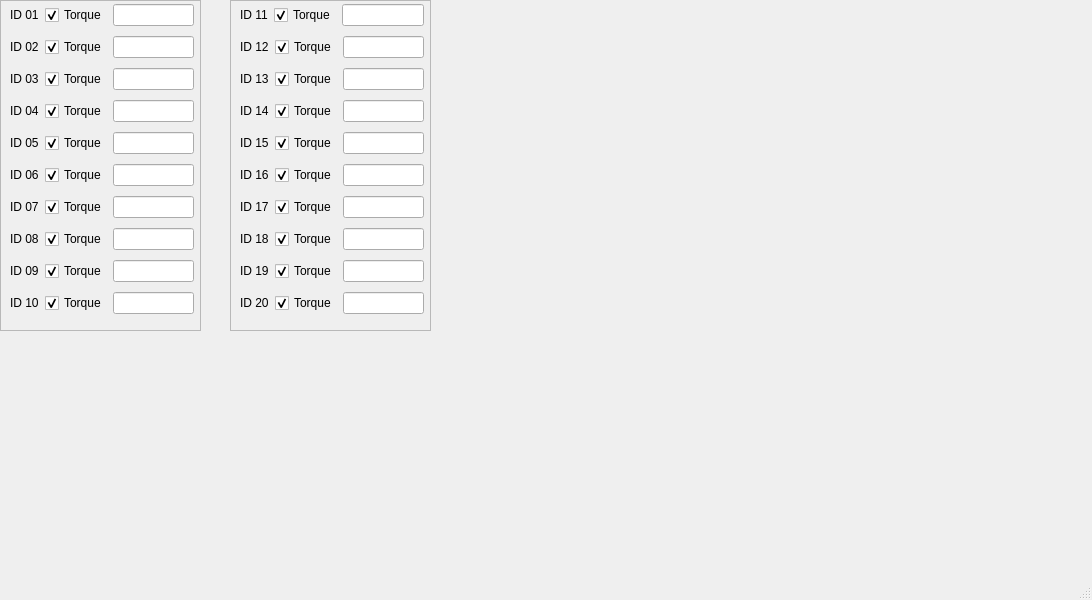
Qt form src/gui/src/main_window.ui (RoboFEI/RoboFEI-HT_2023_SOFTWARE) before a commit.
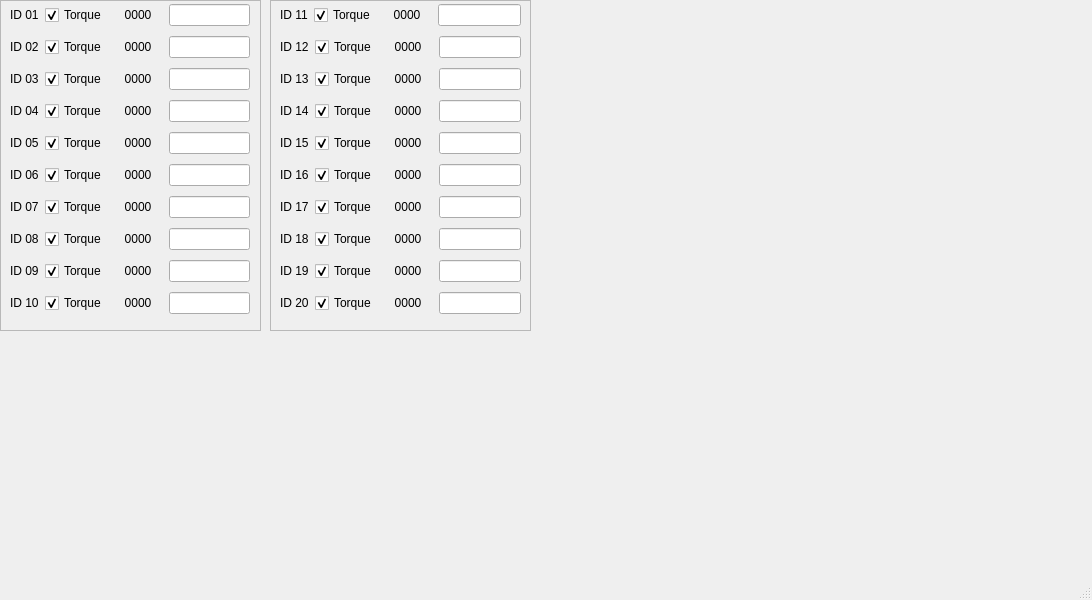
The same form after that commit.

Commit message: robot gui getting motors position

The edit to the form file:
```diff
--- a/src/gui/src/main_window.ui
+++ b/src/gui/src/main_window.ui
@@ -14,332 +14,12 @@
    <string>MainWindow</string>
   </property>
   <widget class="QWidget" name="centralwidget">
-   <widget class="QFrame" name="frame">
-    <property name="geometry">
-     <rect>
-      <x>0</x>
-      <y>0</y>
-      <width>201</width>
-      <height>331</height>
-     </rect>
-    </property>
-    <property name="frameShape">
-     <enum>QFrame::StyledPanel</enum>
-    </property>
-    <property name="frameShadow">
-     <enum>QFrame::Raised</enum>
-    </property>
-    <widget class="QWidget" name="verticalLayoutWidget">
-     <property name="geometry">
-      <rect>
-       <x>10</x>
-       <y>0</y>
-       <width>184</width>
-       <height>326</height>
-      </rect>
-     </property>
-     <layout class="QVBoxLayout" name="verticalLayout">
-      <item>
-       <layout class="QHBoxLayout" name="horizontalLayout">
-        <item>
-         <widget class="QLabel" name="label_id_1">
-          <property name="text">
-           <string>ID 01</string>
-          </property>
-         </widget>
-        </item>
-        <item>
-         <widget class="QCheckBox" name="torque_id_1">
-          <property name="enabled">
-           <bool>true</bool>
-          </property>
-          <property name="text">
-           <string>Torque</string>
-          </property>
-          <property name="checked">
-           <bool>true</bool>
-          </property>
-         </widget>
-        </item>
-        <item>
-         <widget class="QLineEdit" name="pos_id_1">
-          <property name="inputMethodHints">
-           <set>Qt::ImhNone</set>
-          </property>
-          <property name="maxLength">
-           <number>4</number>
-          </property>
-         </widget>
-        </item>
-       </layout>
-      </item>
-      <item>
-       <layout class="QHBoxLayout" name="horizontalLayout_2">
-        <item>
-         <widget class="QLabel" name="label_id_2">
-          <property name="text">
-           <string>ID 02</string>
-          </property>
-         </widget>
-        </item>
-        <item>
-         <widget class="QCheckBox" name="torque_id_2">
-          <property name="text">
-           <string>Torque</string>
-          </property>
-          <property name="checked">
-           <bool>true</bool>
-          </property>
-         </widget>
-        </item>
-        <item>
-         <widget class="QLineEdit" name="pos_id_2">
-          <property name="inputMethodHints">
-           <set>Qt::ImhNone</set>
-          </property>
-          <property name="text">
-           <string/>
-          </property>
-          <property name="maxLength">
-           <number>4</number>
-          </property>
-         </widget>
-        </item>
-       </layout>
-      </item>
-      <item>
-       <layout class="QHBoxLayout" name="horizontalLayout_3">
-        <item>
-         <widget class="QLabel" name="label_id_3">
-          <property name="text">
-           <string>ID 03</string>
-          </property>
-         </widget>
-        </item>
-        <item>
-         <widget class="QCheckBox" name="torque_id_3">
-          <property name="text">
-           <string>Torque</string>
-          </property>
-          <property name="checked">
-           <bool>true</bool>
-          </property>
-         </widget>
-        </item>
-        <item>
-         <widget class="QLineEdit" name="pos_id_3">
-          <property name="inputMethodHints">
-           <set>Qt::ImhNone</set>
-          </property>
-         </widget>
-        </item>
-       </layout>
-      </item>
-      <item>
-       <layout class="QHBoxLayout" name="horizontalLayout_4">
-        <item>
-         <widget class="QLabel" name="label_id_4">
-          <property name="text">
-           <string>ID 04</string>
-          </property>
-         </widget>
-        </item>
-        <item>
-         <widget class="QCheckBox" name="torque_id_4">
-          <property name="text">
-           <string>Torque</string>
-          </property>
-          <property name="checked">
-           <bool>true</bool>
-          </property>
-         </widget>
-        </item>
-        <item>
-         <widget class="QLineEdit" name="pos_id_4">
-          <property name="inputMethodHints">
-           <set>Qt::ImhNone</set>
-          </property>
-         </widget>
-        </item>
-       </layout>
-      </item>
-      <item>
-       <layout class="QHBoxLayout" name="horizontalLayout_5">
-        <item>
-         <widget class="QLabel" name="label_id_5">
-          <property name="text">
-           <string>ID 05</string>
-          </property>
-         </widget>
-        </item>
-        <item>
-         <widget class="QCheckBox" name="torque_id_5">
-          <property name="text">
-           <string>Torque</string>
-          </property>
-          <property name="checked">
-           <bool>true</bool>
-          </property>
-         </widget>
-        </item>
-        <item>
-         <widget class="QLineEdit" name="pos_id_5">
-          <property name="inputMethodHints">
-           <set>Qt::ImhNone</set>
-          </property>
-         </widget>
-        </item>
-       </layout>
-      </item>
-      <item>
-       <layout class="QHBoxLayout" name="horizontalLayout_6">
-        <item>
-         <widget class="QLabel" name="label_id_6">
-          <property name="text">
-           <string>ID 06</string>
-          </property>
-         </widget>
-        </item>
-        <item>
-         <widget class="QCheckBox" name="torque_id_6">
-          <property name="text">
-           <string>Torque</string>
-          </property>
-          <property name="checked">
-           <bool>true</bool>
-          </property>
-         </widget>
-        </item>
-        <item>
-         <widget class="QLineEdit" name="pos_id_6">
-          <property name="inputMethodHints">
-           <set>Qt::ImhNone</set>
-          </property>
-         </widget>
-        </item>
-       </layout>
-      </item>
-      <item>
-       <layout class="QHBoxLayout" name="horizontalLayout_7">
-        <item>
-         <widget class="QLabel" name="label_id_7">
-          <property name="text">
-           <string>ID 07</string>
-          </property>
-         </widget>
-        </item>
-        <item>
-         <widget class="QCheckBox" name="torque_id_7">
-          <property name="text">
-           <string>Torque</string>
-          </property>
-          <property name="checked">
-           <bool>true</bool>
-          </property>
-         </widget>
-        </item>
-        <item>
-         <widget class="QLineEdit" name="pos_id_7">
-          <property name="inputMethodHints">
-           <set>Qt::ImhNone</set>
-          </property>
-         </widget>
-        </item>
-       </layout>
-      </item>
-      <item>
-       <layout class="QHBoxLayout" name="horizontalLayout_8">
-        <item>
-         <widget class="QLabel" name="label_id_8">
-          <property name="text">
-           <string>ID 08</string>
-          </property>
-         </widget>
-        </item>
-        <item>
-         <widget class="QCheckBox" name="torque_id_8">
-          <property name="text">
-           <string>Torque</string>
-          </property>
-          <property name="checked">
-           <bool>true</bool>
-          </property>
-         </widget>
-        </item>
-        <item>
-         <widget class="QLineEdit" name="pos_id_8">
-          <property name="inputMethodHints">
-           <set>Qt::ImhNone</set>
-          </property>
-         </widget>
-        </item>
-       </layout>
-      </item>
-      <item>
-       <layout class="QHBoxLayout" name="horizontalLayout_9">
-        <item>
-         <widget class="QLabel" name="label_id_9">
-          <property name="text">
-           <string>ID 09</string>
-          </property>
-         </widget>
-        </item>
-        <item>
-         <widget class="QCheckBox" name="torque_id_9">
-          <property name="text">
-           <string>Torque</string>
-          </property>
-          <property name="checked">
-           <bool>true</bool>
-          </property>
-         </widget>
-        </item>
-        <item>
-         <widget class="QLineEdit" name="pos_id_9">
-          <property name="inputMethodHints">
-           <set>Qt::ImhNone</set>
-          </property>
-         </widget>
-        </item>
-       </layout>
-      </item>
-      <item>
-       <layout class="QHBoxLayout" name="horizontalLayout_10">
-        <item>
-         <widget class="QLabel" name="label_id_10">
-          <property name="text">
-           <string>ID 10</string>
-          </property>
-         </widget>
-        </item>
-        <item>
-         <widget class="QCheckBox" name="torque_id_10">
-          <property name="text">
-           <string>Torque</string>
-          </property>
-          <property name="checked">
-           <bool>true</bool>
-          </property>
-         </widget>
-        </item>
-        <item>
-         <widget class="QLineEdit" name="pos_id_10">
-          <property name="inputMethodHints">
-           <set>Qt::ImhNone</set>
-          </property>
-         </widget>
-        </item>
-       </layout>
-      </item>
-     </layout>
-    </widget>
-   </widget>
    <widget class="QFrame" name="frame_2">
     <property name="geometry">
      <rect>
-      <x>230</x>
+      <x>270</x>
       <y>0</y>
-      <width>201</width>
+      <width>261</width>
       <height>331</height>
      </rect>
     </property>
@@ -354,7 +34,7 @@
       <rect>
        <x>10</x>
        <y>0</y>
-       <width>184</width>
+       <width>241</width>
        <height>326</height>
       </rect>
      </property>
@@ -381,6 +61,25 @@
           </property>
          </widget>
         </item>
+        <item>
+         <widget class="QLabel" name="label_11">
+          <property name="minimumSize">
+           <size>
+            <width>50</width>
+            <height>0</height>
+           </size>
+          </property>
+          <property name="layoutDirection">
+           <enum>Qt::LeftToRight</enum>
+          </property>
+          <property name="text">
+           <string>0000</string>
+          </property>
+          <property name="alignment">
+           <set>Qt::AlignCenter</set>
+          </property>
+         </widget>
+        </item>
         <item>
          <widget class="QLineEdit" name="pos_id_11">
           <property name="inputMethodHints">
@@ -412,6 +111,25 @@
           </property>
          </widget>
         </item>
+        <item>
+         <widget class="QLabel" name="label_12">
+          <property name="minimumSize">
+           <size>
+            <width>50</width>
+            <height>0</height>
+           </size>
+          </property>
+          <property name="layoutDirection">
+           <enum>Qt::LeftToRight</enum>
+          </property>
+          <property name="text">
+           <string>0000</string>
+          </property>
+          <property name="alignment">
+           <set>Qt::AlignCenter</set>
+          </property>
+         </widget>
+        </item>
         <item>
          <widget class="QLineEdit" name="pos_id_12">
           <property name="inputMethodHints">
@@ -440,6 +158,25 @@
           </property>
          </widget>
         </item>
+        <item>
+         <widget class="QLabel" name="label_13">
+          <property name="minimumSize">
+           <size>
+            <width>50</width>
+            <height>0</height>
+           </size>
+          </property>
+          <property name="layoutDirection">
+           <enum>Qt::LeftToRight</enum>
+          </property>
+          <property name="text">
+           <string>0000</string>
+          </property>
+          <property name="alignment">
+           <set>Qt::AlignCenter</set>
+          </property>
+         </widget>
+        </item>
         <item>
          <widget class="QLineEdit" name="pos_id_13">
           <property name="inputMethodHints">
@@ -468,6 +205,25 @@
           </property>
          </widget>
         </item>
+        <item>
+         <widget class="QLabel" name="label_14">
+          <property name="minimumSize">
+           <size>
+            <width>50</width>
+            <height>0</height>
+           </size>
+          </property>
+          <property name="layoutDirection">
+           <enum>Qt::LeftToRight</enum>
+          </property>
+          <property name="text">
+           <string>0000</string>
+          </property>
+          <property name="alignment">
+           <set>Qt::AlignCenter</set>
+          </property>
+         </widget>
+        </item>
         <item>
          <widget class="QLineEdit" name="pos_id_14">
           <property name="inputMethodHints">
@@ -496,6 +252,25 @@
           </property>
          </widget>
         </item>
+        <item>
+         <widget class="QLabel" name="label_15">
+          <property name="minimumSize">
+           <size>
+            <width>50</width>
+            <height>0</height>
+           </size>
+          </property>
+          <property name="layoutDirection">
+           <enum>Qt::LeftToRight</enum>
+          </property>
+          <property name="text">
+           <string>0000</string>
+          </property>
+          <property name="alignment">
+           <set>Qt::AlignCenter</set>
+          </property>
+         </widget>
+        </item>
         <item>
          <widget class="QLineEdit" name="pos_id_15">
           <property name="inputMethodHints">
@@ -524,6 +299,25 @@
           </property>
          </widget>
         </item>
+        <item>
+         <widget class="QLabel" name="label_16">
+          <property name="minimumSize">
+           <size>
+            <width>50</width>
+            <height>0</height>
+           </size>
+          </property>
+          <property name="layoutDirection">
+           <enum>Qt::LeftToRight</enum>
+          </property>
+          <property name="text">
+           <string>0000</string>
+          </property>
+          <property name="alignment">
+           <set>Qt::AlignCenter</set>
+          </property>
+         </widget>
+        </item>
         <item>
          <widget class="QLineEdit" name="pos_id_16">
           <property name="inputMethodHints">
@@ -552,6 +346,25 @@
           </property>
          </widget>
         </item>
+        <item>
+         <widget class="QLabel" name="label_17">
+          <property name="minimumSize">
+           <size>
+            <width>50</width>
+            <height>0</height>
+           </size>
+          </property>
+          <property name="layoutDirection">
+           <enum>Qt::LeftToRight</enum>
+          </property>
+          <property name="text">
+           <string>0000</string>
+          </property>
+          <property name="alignment">
+           <set>Qt::AlignCenter</set>
+          </property>
+         </widget>
+        </item>
         <item>
          <widget class="QLineEdit" name="pos_id_17">
           <property name="inputMethodHints">
@@ -580,6 +393,25 @@
           </property>
          </widget>
         </item>
+        <item>
+         <widget class="QLabel" name="label_18">
+          <property name="minimumSize">
+           <size>
+            <width>50</width>
+            <height>0</height>
+           </size>
+          </property>
+          <property name="layoutDirection">
+           <enum>Qt::LeftToRight</enum>
+          </property>
+          <property name="text">
+           <string>0000</string>
+          </property>
+          <property name="alignment">
+           <set>Qt::AlignCenter</set>
+          </property>
+         </widget>
+        </item>
         <item>
          <widget class="QLineEdit" name="pos_id_18">
           <property name="inputMethodHints">
@@ -608,6 +440,25 @@
           </property>
          </widget>
         </item>
+        <item>
+         <widget class="QLabel" name="label_19">
+          <property name="minimumSize">
+           <size>
+            <width>50</width>
+            <height>0</height>
+           </size>
+          </property>
+          <property name="layoutDirection">
+           <enum>Qt::LeftToRight</enum>
+          </property>
+          <property name="text">
+           <string>0000</string>
+          </property>
+          <property name="alignment">
+           <set>Qt::AlignCenter</set>
+          </property>
+         </widget>
+        </item>
         <item>
          <widget class="QLineEdit" name="pos_id_19">
           <property name="inputMethodHints">
@@ -636,6 +487,25 @@
           </property>
          </widget>
         </item>
+        <item>
+         <widget class="QLabel" name="label_20">
+          <property name="minimumSize">
+           <size>
+            <width>50</width>
+            <height>0</height>
+           </size>
+          </property>
+          <property name="layoutDirection">
+           <enum>Qt::LeftToRight</enum>
+          </property>
+          <property name="text">
+           <string>0000</string>
+          </property>
+          <property name="alignment">
+           <set>Qt::AlignCenter</set>
+          </property>
+         </widget>
+        </item>
         <item>
          <widget class="QLineEdit" name="pos_id_20">
           <property name="inputMethodHints">
@@ -648,6 +518,589 @@
      </layout>
     </widget>
    </widget>
+   <widget class="QFrame" name="frame_3">
+    <property name="geometry">
+     <rect>
+      <x>0</x>
+      <y>0</y>
+      <width>261</width>
+      <height>331</height>
+     </rect>
+    </property>
+    <property name="frameShape">
+     <enum>QFrame::StyledPanel</enum>
+    </property>
+    <property name="frameShadow">
+     <enum>QFrame::Raised</enum>
+    </property>
+    <widget class="QWidget" name="verticalLayoutWidget">
+     <property name="geometry">
+      <rect>
+       <x>10</x>
+       <y>0</y>
+       <width>240</width>
+       <height>326</height>
+      </rect>
+     </property>
+     <layout class="QVBoxLayout" name="verticalLayout">
+      <item>
+       <layout class="QHBoxLayout" name="horizontalLayout">
+        <item>
+         <widget class="QLabel" name="label_id_1">
+          <property name="text">
+           <string>ID 01</string>
+          </property>
+         </widget>
+        </item>
+        <item>
+         <widget class="QCheckBox" name="torque_id_1">
+          <property name="enabled">
+           <bool>true</bool>
+          </property>
+          <property name="text">
+           <string>Torque</string>
+          </property>
+          <property name="checked">
+           <bool>true</bool>
+          </property>
+         </widget>
+        </item>
+        <item>
+         <widget class="QLabel" name="label_1">
+          <property name="minimumSize">
+           <size>
+            <width>50</width>
+            <height>0</height>
+           </size>
+          </property>
+          <property name="layoutDirection">
+           <enum>Qt::LeftToRight</enum>
+          </property>
+          <property name="text">
+           <string>0000</string>
+          </property>
+          <property name="alignment">
+           <set>Qt::AlignCenter</set>
+          </property>
+         </widget>
+        </item>
+        <item>
+         <widget class="QLineEdit" name="pos_id_1">
+          <property name="inputMethodHints">
+           <set>Qt::ImhNone</set>
+          </property>
+          <property name="maxLength">
+           <number>4</number>
+          </property>
+         </widget>
+        </item>
+       </layout>
+      </item>
+      <item>
+       <layout class="QHBoxLayout" name="horizontalLayout_2">
+        <item>
+         <widget class="QLabel" name="label_id_2">
+          <property name="text">
+           <string>ID 02</string>
+          </property>
+         </widget>
+        </item>
+        <item>
+         <widget class="QCheckBox" name="torque_id_2">
+          <property name="enabled">
+           <bool>true</bool>
+          </property>
+          <property name="text">
+           <string>Torque</string>
+          </property>
+          <property name="checked">
+           <bool>true</bool>
+          </property>
+         </widget>
+        </item>
+        <item>
+         <widget class="QLabel" name="label_2">
+          <property name="minimumSize">
+           <size>
+            <width>50</width>
+            <height>0</height>
+           </size>
+          </property>
+          <property name="layoutDirection">
+           <enum>Qt::LeftToRight</enum>
+          </property>
+          <property name="text">
+           <string>0000</string>
+          </property>
+          <property name="alignment">
+           <set>Qt::AlignCenter</set>
+          </property>
+         </widget>
+        </item>
+        <item>
+         <widget class="QLineEdit" name="pos_id_2">
+          <property name="inputMethodHints">
+           <set>Qt::ImhNone</set>
+          </property>
+          <property name="maxLength">
+           <number>4</number>
+          </property>
+         </widget>
+        </item>
+       </layout>
+      </item>
+      <item>
+       <layout class="QHBoxLayout" name="horizontalLayout_3">
+        <item>
+         <widget class="QLabel" name="label_id_3">
+          <property name="text">
+           <string>ID 03</string>
+          </property>
+         </widget>
+        </item>
+        <item>
+         <widget class="QCheckBox" name="torque_id_3">
+          <property name="enabled">
+           <bool>true</bool>
+          </property>
+          <property name="text">
+           <string>Torque</string>
+          </property>
+          <property name="checked">
+           <bool>true</bool>
+          </property>
+         </widget>
+        </item>
+        <item>
+         <widget class="QLabel" name="label_3">
+          <property name="minimumSize">
+           <size>
+            <width>50</width>
+            <height>0</height>
+           </size>
+          </property>
+          <property name="layoutDirection">
+           <enum>Qt::LeftToRight</enum>
+          </property>
+          <property name="text">
+           <string>0000</string>
+          </property>
+          <property name="alignment">
+           <set>Qt::AlignCenter</set>
+          </property>
+         </widget>
+        </item>
+        <item>
+         <widget class="QLineEdit" name="pos_id_3">
+          <property name="inputMethodHints">
+           <set>Qt::ImhNone</set>
+          </property>
+          <property name="maxLength">
+           <number>4</number>
+          </property>
+         </widget>
+        </item>
+       </layout>
+      </item>
+      <item>
+       <layout class="QHBoxLayout" name="horizontalLayout_4">
+        <item>
+         <widget class="QLabel" name="label_id_4">
+          <property name="text">
+           <string>ID 04</string>
+          </property>
+         </widget>
+        </item>
+        <item>
+         <widget class="QCheckBox" name="torque_id_4">
+          <property name="enabled">
+           <bool>true</bool>
+          </property>
+          <property name="text">
+           <string>Torque</string>
+          </property>
+          <property name="checked">
+           <bool>true</bool>
+          </property>
+         </widget>
+        </item>
+        <item>
+         <widget class="QLabel" name="label_4">
+          <property name="minimumSize">
+           <size>
+            <width>50</width>
+            <height>0</height>
+           </size>
+          </property>
+          <property name="layoutDirection">
+           <enum>Qt::LeftToRight</enum>
+          </property>
+          <property name="text">
+           <string>0000</string>
+          </property>
+          <property name="alignment">
+           <set>Qt::AlignCenter</set>
+          </property>
+         </widget>
+        </item>
+        <item>
+         <widget class="QLineEdit" name="pos_id_4">
+          <property name="inputMethodHints">
+           <set>Qt::ImhNone</set>
+          </property>
+          <property name="maxLength">
+           <number>4</number>
+          </property>
+         </widget>
+        </item>
+       </layout>
+      </item>
+      <item>
+       <layout class="QHBoxLayout" name="horizontalLayout_5">
+        <item>
+         <widget class="QLabel" name="label_id_5">
+          <property name="text">
+           <string>ID 05</string>
+          </property>
+         </widget>
+        </item>
+        <item>
+         <widget class="QCheckBox" name="torque_id_5">
+          <property name="enabled">
+           <bool>true</bool>
+          </property>
+          <property name="text">
+           <string>Torque</string>
+          </property>
+          <property name="checked">
+           <bool>true</bool>
+          </property>
+         </widget>
+        </item>
+        <item>
+         <widget class="QLabel" name="label_5">
+          <property name="minimumSize">
+           <size>
+            <width>50</width>
+            <height>0</height>
+           </size>
+          </property>
+          <property name="layoutDirection">
+           <enum>Qt::LeftToRight</enum>
+          </property>
+          <property name="text">
+           <string>0000</string>
+          </property>
+          <property name="alignment">
+           <set>Qt::AlignCenter</set>
+          </property>
+         </widget>
+        </item>
+        <item>
+         <widget class="QLineEdit" name="pos_id_5">
+          <property name="inputMethodHints">
+           <set>Qt::ImhNone</set>
+          </property>
+          <property name="maxLength">
+           <number>4</number>
+          </property>
+         </widget>
+        </item>
+       </layout>
+      </item>
+      <item>
+       <layout class="QHBoxLayout" name="horizontalLayout_6">
+        <item>
+         <widget class="QLabel" name="label_id_6">
+          <property name="text">
+           <string>ID 06</string>
+          </property>
+         </widget>
+        </item>
+        <item>
+         <widget class="QCheckBox" name="torque_id_6">
+          <property name="enabled">
+           <bool>true</bool>
+          </property>
+          <property name="text">
+           <string>Torque</string>
+          </property>
+          <property name="checked">
+           <bool>true</bool>
+          </property>
+         </widget>
+        </item>
+        <item>
+         <widget class="QLabel" name="label_6">
+          <property name="minimumSize">
+           <size>
+            <width>50</width>
+            <height>0</height>
+           </size>
+          </property>
+          <property name="layoutDirection">
+           <enum>Qt::LeftToRight</enum>
+          </property>
+          <property name="text">
+           <string>0000</string>
+          </property>
+          <property name="alignment">
+           <set>Qt::AlignCenter</set>
+          </property>
+         </widget>
+        </item>
+        <item>
+         <widget class="QLineEdit" name="pos_id_6">
+          <property name="inputMethodHints">
+           <set>Qt::ImhNone</set>
+          </property>
+          <property name="maxLength">
+           <number>4</number>
+          </property>
+         </widget>
+        </item>
+       </layout>
+      </item>
+      <item>
+       <layout class="QHBoxLayout" name="horizontalLayout_7">
+        <item>
+         <widget class="QLabel" name="label_id_7">
+          <property name="text">
+           <string>ID 07</string>
+          </property>
+         </widget>
+        </item>
+        <item>
+         <widget class="QCheckBox" name="torque_id_7">
+          <property name="enabled">
+           <bool>true</bool>
+          </property>
+          <property name="text">
+           <string>Torque</string>
+          </property>
+          <property name="checked">
+           <bool>true</bool>
+          </property>
+         </widget>
+        </item>
+        <item>
+         <widget class="QLabel" name="label_7">
+          <property name="minimumSize">
+           <size>
+            <width>50</width>
+            <height>0</height>
+           </size>
+          </property>
+          <property name="layoutDirection">
+           <enum>Qt::LeftToRight</enum>
+          </property>
+          <property name="text">
+           <string>0000</string>
+          </property>
+          <property name="alignment">
+           <set>Qt::AlignCenter</set>
+          </property>
+         </widget>
+        </item>
+        <item>
+         <widget class="QLineEdit" name="pos_id_7">
+          <property name="inputMethodHints">
+           <set>Qt::ImhNone</set>
+          </property>
+          <property name="maxLength">
+           <number>4</number>
+          </property>
+         </widget>
+        </item>
+       </layout>
+      </item>
+      <item>
+       <layout class="QHBoxLayout" name="horizontalLayout_8">
+        <item>
+         <widget class="QLabel" name="label_id_8">
+          <property name="text">
+           <string>ID 08</string>
+          </property>
+         </widget>
+        </item>
+        <item>
+         <widget class="QCheckBox" name="torque_id_8">
+          <property name="enabled">
+           <bool>true</bool>
+          </property>
+          <property name="text">
+           <string>Torque</string>
+          </property>
+          <property name="checked">
+           <bool>true</bool>
+          </property>
+         </widget>
+        </item>
+        <item>
+         <widget class="QLabel" name="label_8">
+          <property name="minimumSize">
+           <size>
+            <width>50</width>
+            <height>0</height>
+           </size>
+          </property>
+          <property name="layoutDirection">
+           <enum>Qt::LeftToRight</enum>
+          </property>
+          <property name="text">
+           <string>0000</string>
+          </property>
+          <property name="alignment">
+           <set>Qt::AlignCenter</set>
+          </property>
+         </widget>
+        </item>
+        <item>
+         <widget class="QLineEdit" name="pos_id_8">
+          <property name="inputMethodHints">
+           <set>Qt::ImhNone</set>
+          </property>
+          <property name="maxLength">
+           <number>4</number>
+          </property>
+         </widget>
+        </item>
+       </layout>
+      </item>
+      <item>
+       <layout class="QHBoxLayout" name="horizontalLayout_9">
+        <item>
+         <widget class="QLabel" name="label_id_9">
+          <property name="text">
+           <string>ID 09</string>
+          </property>
+         </widget>
+        </item>
+        <item>
+         <widget class="QCheckBox" name="torque_id_9">
+          <property name="enabled">
+           <bool>true</bool>
+          </property>
+          <property name="text">
+           <string>Torque</string>
+          </property>
+          <property name="checked">
+           <bool>true</bool>
+          </property>
+         </widget>
+        </item>
+        <item>
+         <widget class="QLabel" name="label_9">
+          <property name="minimumSize">
+           <size>
+            <width>50</width>
+            <height>0</height>
+           </size>
+          </property>
+          <property name="layoutDirection">
+           <enum>Qt::LeftToRight</enum>
+          </property>
+          <property name="text">
+           <string>0000</string>
+          </property>
+          <property name="alignment">
+           <set>Qt::AlignCenter</set>
+          </property>
+         </widget>
+        </item>
+        <item>
+         <widget class="QLineEdit" name="pos_id_9">
+          <property name="inputMethodHints">
+           <set>Qt::ImhNone</set>
+          </property>
+          <property name="maxLength">
+           <number>4</number>
+          </property>
+         </widget>
+        </item>
+       </layout>
+      </item>
+      <item>
+       <layout class="QHBoxLayout" name="horizontalLayout_10">
+        <item>
+         <widget class="QLabel" name="label_id_10">
+          <property name="text">
+           <string>ID 10</string>
+          </property>
+         </widget>
+        </item>
+        <item>
+         <widget class="QCheckBox" name="torque_id_10">
+          <property name="enabled">
+           <bool>true</bool>
+          </property>
+          <property name="text">
+           <string>Torque</string>
+          </property>
+          <property name="checked">
+           <bool>true</bool>
+          </property>
+         </widget>
+        </item>
+        <item>
+         <widget class="QLabel" name="label_10">
+          <property name="minimumSize">
+           <size>
+            <width>50</width>
+            <height>0</height>
+           </size>
+          </property>
+          <property name="layoutDirection">
+           <enum>Qt::LeftToRight</enum>
+          </property>
+          <property name="text">
+           <string>0000</string>
+          </property>
+          <property name="alignment">
+           <set>Qt::AlignCenter</set>
+          </property>
+         </widget>
+        </item>
+        <item>
+         <widget class="QLineEdit" name="pos_id_10">
+          <property name="inputMethodHints">
+           <set>Qt::ImhNone</set>
+          </property>
+          <property name="maxLength">
+           <number>4</number>
+          </property>
+         </widget>
+        </item>
+       </layout>
+      </item>
+     </layout>
+    </widget>
+   </widget>
+   <widget class="QLabel" name="label_saida">
+    <property name="geometry">
+     <rect>
+      <x>50</x>
+      <y>440</y>
+      <width>911</width>
+      <height>25</height>
+     </rect>
+    </property>
+    <property name="minimumSize">
+     <size>
+      <width>50</width>
+      <height>0</height>
+     </size>
+    </property>
+    <property name="layoutDirection">
+     <enum>Qt::LeftToRight</enum>
+    </property>
+    <property name="text">
+     <string/>
+    </property>
+    <property name="alignment">
+     <set>Qt::AlignCenter</set>
+    </property>
+   </widget>
   </widget>
   <widget class="QMenuBar" name="menubar">
    <property name="geometry">
```
The commit also changes 3 other files.
